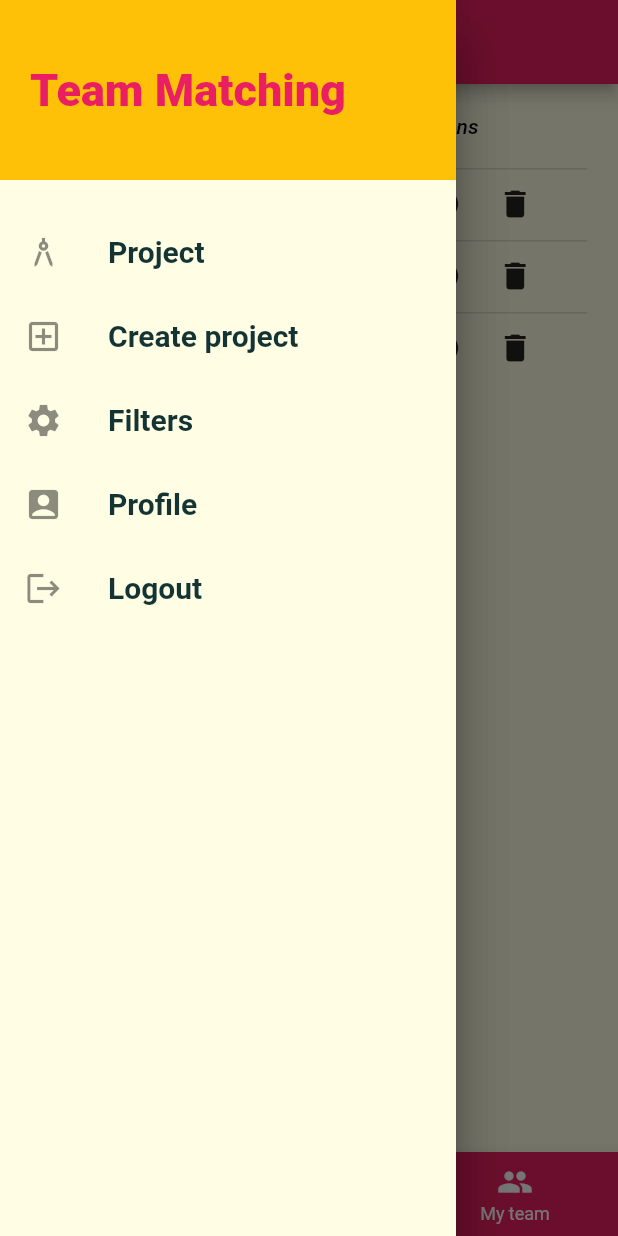
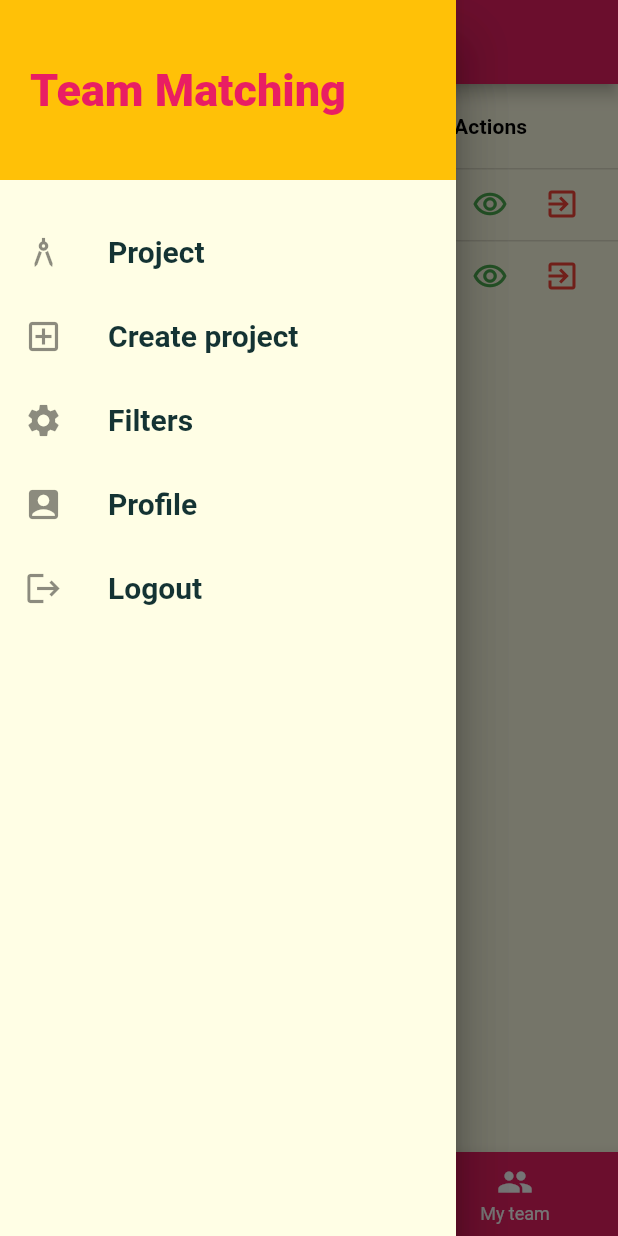
Before and after one commit to thanhngoc541/Team_Matching, a Flutter app: the ProfileScreen screen opened by its route, item 2 of the bottom bar chosen, with the side drawer open, on a phone screen of 412 x 824 dp. Run offline on Flutter 3.47's test engine with Material 2 defaults, Android fonts, the phone set to English and light mode, and no system bars; our stand-ins replace shared_preferences; accounts and stored records are empty; network calls fail; Roboto replaces fonts that are missing (Raleway, RobotoCondensed); statements that could not run were skipped.

Commit message:
fix warning

```diff
--- a/lib/main.dart
+++ b/lib/main.dart
@@ -1,5 +1,4 @@
 import 'package:flutter/material.dart';
-import 'package:team_matching/screens/profile_details_screen.dart';
 import 'package:team_matching/screens/profile_edit_screen.dart';
 import 'package:team_matching/screens/profile_screen.dart';
 import 'package:team_matching/screens/project_create_screen.dart';
--- a/lib/screens/profile_application_screen.dart
+++ b/lib/screens/profile_application_screen.dart
@@ -1,5 +1,13 @@
+import 'dart:convert';
+
 import 'package:flutter/material.dart';
-import 'package:flutter/widgets.dart';
+import 'package:shared_preferences/shared_preferences.dart';
+import 'package:team_matching/models/project.dart';
+import 'package:team_matching/models/project_summary.dart';
+// ignore: import_of_legacy_library_into_null_safe
+import 'package:http/http.dart' as http;
+import 'package:team_matching/models/university.dart';
+import 'package:team_matching/models/user.dart';
 
 class ProfileApplication extends StatefulWidget {
   const ProfileApplication({Key? key}) : super(key: key);
@@ -8,90 +16,175 @@ class ProfileApplication extends StatefulWidget {
 }
 
 class _ProfileApplicationState extends State<ProfileApplication> {
+  List<ProjectSummary> _list = [];
+  bool _isLoading = true;
+
+  @override
+  void initState() {
+    super.initState();
+    fetchAppliedProject().then((value) => setState(() {
+          _list = [..._list, ...value];
+          _isLoading = false;
+          print('asdasdsa');
+          print(_list.length);
+        }));
+  }
+
+  Future<List<ProjectSummary>> fetchAppliedProject() async {
+    SharedPreferences sharedPreferences = await SharedPreferences.getInstance();
+    String? token = sharedPreferences.getString('token');
+
+    final response = await http.get(
+      'https://startup-competition-api.azurewebsites.net/api/v1/student-in-project/current',
+      headers: {
+        'Content-Type': 'application/json',
+        'accept': 'application/json',
+        'Authorization': 'Bearer $token'
+      },
+    );
+    List<ProjectSummary> res = [];
+    if (response.statusCode == 200) {
+      List<dynamic> values;
+      values = jsonDecode(response.body);
+      if (values.isNotEmpty) {
+        for (int i = 0; i < values.length; i++) {
+          if (values[i] != null) {
+            Map<String, dynamic> map = values[i];
+            dynamic item1 = map['project'];
+            dynamic item2 = map['student'];
+            ProjectSummary project = ProjectSummary(
+                project: Project(
+                  id: item1['id'],
+                  application: item1['application'],
+                  competitionId: item1['competitionId'],
+                  contactLink: item1['contactLink'],
+                  description: item1['description'],
+                  field: item1['field'],
+                  imageUrl: item1['imageUrl'],
+                  projectSkills: item1['projectSkills'],
+                  status: item1['status'],
+                  title: item1['title'],
+                ),
+                user: item2 == null
+                    ? null
+                    : User(
+                        id: item2['id'],
+                        avatarUrl: item2['avatarUrl'],
+                        fullName: item2['fullName'] ?? "",
+                        university: University(
+                            id: item2['university']['id'],
+                            name: item2['university']['name'] ?? "")));
+            res.add(project);
+            // ProjectSummary ps = ProjectSummary(project: map['item1'], user: map['item2']);
+          }
+        }
+      }
+      return res;
+    } else {
+      // If that call was not successful, throw an error.
+      throw Exception('Failed to load projects');
+    }
+  }
 
   @override
   Widget build(BuildContext context) {
     return DataTable(
+      columnSpacing: 6,
       columns: <DataColumn>[
         DataColumn(
-          label: Text(
+          label: ConstrainedBox(
+            constraints: BoxConstraints(
+              maxWidth: 1.5 * MediaQuery.of(context).size.width / 3 - 4,
+              minWidth: 1.5 * MediaQuery.of(context).size.width / 3 - 4,
+            ),
+            child: const Text(
               'Project Name',
-            style: TextStyle(fontStyle: FontStyle.italic),
+              overflow: TextOverflow.ellipsis,
+              style: TextStyle(fontSize: 14, fontWeight: FontWeight.bold),
+            ),
           ),
         ),
         DataColumn(
-          label: Text(
+          label: ConstrainedBox(
+            constraints: BoxConstraints(
+              maxWidth: 0.5 * MediaQuery.of(context).size.width / 3 - 4,
+              minWidth: 0.5 * MediaQuery.of(context).size.width / 3 - 4,
+            ),
+            child: const Text(
               'Status',
-            style: TextStyle(fontStyle: FontStyle.italic),
+              overflow: TextOverflow.ellipsis,
+              style: TextStyle(fontSize: 14, fontWeight: FontWeight.bold),
+            ),
           ),
         ),
         DataColumn(
-          label: Text(
+          label: ConstrainedBox(
+            constraints: BoxConstraints(
+              maxWidth: MediaQuery.of(context).size.width / 3 - 4,
+              minWidth: MediaQuery.of(context).size.width / 3 - 4,
+            ),
+            child: const Text(
               'Actions',
-            style: TextStyle(fontStyle: FontStyle.italic),
+              overflow: TextOverflow.ellipsis,
+              style: TextStyle(fontSize: 14, fontWeight: FontWeight.bold),
+            ),
           ),
         ),
       ],
-      rows:  <DataRow>[
-        DataRow(
+      rows: <DataRow>[
+        buildRowItem(context),
+        buildRowItem(context),
+        ..._list
+            .map(
+              (e) => buildRowItem(context),
+            )
+            .toList(),
+      ],
+    );
+  }
+
+  DataRow buildRowItem(BuildContext context) {
+    return DataRow(
       cells: <DataCell>[
-            DataCell(Text('Sarah')),
-            DataCell(Text('Pending')),
         DataCell(
-              Row(
+          ConstrainedBox(
+            constraints: BoxConstraints(
+              maxWidth: 1.5 * MediaQuery.of(context).size.width / 3 - 4,
+              minWidth: 1.5 * MediaQuery.of(context).size.width / 3 - 4,
+            ), //SET max width
+            child: const Text('very long text blah blah blah blah blah blah',
+                overflow: TextOverflow.ellipsis),
+          ),
+        ),
+        DataCell(
+          ConstrainedBox(
+            constraints: BoxConstraints(
+              maxWidth: 0.5 * MediaQuery.of(context).size.width / 3 - 4,
+              minWidth: 0.5 * MediaQuery.of(context).size.width / 3 - 4,
+            ),
+            child: const Text('Pending',
+                overflow: TextOverflow.ellipsis, style: TextStyle(color: Colors.green)),
+          ),
+        ),
+        DataCell(
+          ConstrainedBox(
+            constraints: BoxConstraints(
+              maxWidth: MediaQuery.of(context).size.width / 3 - 4,
+              minWidth: MediaQuery.of(context).size.width / 3 - 4,
+            ), //SET max width
+            child: Row(
               children: <Widget>[
                 IconButton(
-                    icon: Icon(Icons.arrow_circle_right),
+                  icon: const Icon(Icons.remove_red_eye_outlined, color: Colors.green),
                   onPressed: () {},
                 ),
                 IconButton(
-                    icon: Icon(Icons.delete),
+                  icon: const Icon(Icons.exit_to_app, color: Colors.red),
                   onPressed: () {},
                 ),
               ],
             ),
           ),
-          ],
-        ),
-        DataRow(
-          cells: <DataCell>[
-            DataCell(Text('Janine')),
-            DataCell(Text('Pending')),
-            DataCell(
-              Row(
-                children: <Widget>[
-                  IconButton(
-                    icon: Icon(Icons.arrow_circle_right),
-                    onPressed: () {},
-                  ),
-                  IconButton(
-                    icon: Icon(Icons.delete),
-                    onPressed: () {},
-                  ),
-                ],
-              ),
-            ),
-          ],
-        ),
-        DataRow(
-          cells: <DataCell>[
-            DataCell(Text('William')),
-            DataCell(Text('Pending')),
-            DataCell(
-              Row(
-                children: <Widget>[
-                  IconButton(
-                    icon: Icon(Icons.arrow_circle_right),
-                    onPressed: () {},
-                  ),
-                  IconButton(
-                    icon: Icon(Icons.delete),
-                    onPressed: () {},
-                  ),
-                ],
-              ),
-            ),
-          ],
         ),
       ],
     );
--- a/lib/screens/profile_details_screen.dart
+++ b/lib/screens/profile_details_screen.dart
@@ -3,13 +3,11 @@ import 'package:team_matching/models/university.dart';
 import 'package:team_matching/models/user.dart';
 import 'package:shared_preferences/shared_preferences.dart';
 import 'package:team_matching/screens/profile_edit_screen.dart';
-import 'package:team_matching/screens/projects_screen.dart';
-import 'package:team_matching/screens/recommended_projects_screen.dart';
 import 'package:team_matching/widgets/button_widget.dart';
 import 'package:team_matching/widgets/profile_widget.dart';
 import '../models/user.dart';
+// ignore: import_of_legacy_library_into_null_safe
 import 'package:http/http.dart' as http;
-import '../widgets/main_drawer.dart';
 import 'dart:convert';
 
 class ProfileDetailScreen extends StatefulWidget {
@@ -22,7 +20,7 @@ class ProfileDetailScreen extends StatefulWidget {
 
 class _ProfileDetailScreenState extends State<ProfileDetailScreen> {
   late TextEditingController _controller;
-  late User user = new User(id: -1);
+  late User user = const User(id: -1);
   bool _isLoading = true;
 
   @override
--- a/lib/screens/profile_screen.dart
+++ b/lib/screens/profile_screen.dart
@@ -2,8 +2,6 @@ import 'package:flutter/material.dart';
 import 'package:team_matching/screens/profile_application_screen.dart';
 import 'package:team_matching/screens/profile_details_screen.dart';
 import 'package:team_matching/screens/recommended_projects_screen.dart';
-// ignore: import_of_legacy_library_into_null_safe
-import 'package:http/http.dart' as http;
 import '../widgets/main_drawer.dart';
 
 class ProfileScreen extends StatefulWidget {
--- a/lib/screens/project_detail_screen.dart
+++ b/lib/screens/project_detail_screen.dart
@@ -84,7 +84,7 @@ class _ProjectDetailScreenState extends State<ProjectDetailScreen> {
 
   Future<List<Comment>> fetchProjectComments(projectId) async {
     final response = await http.get(
-      'https://startup-competition-api.azurewebsites.net/api/v1/projects/$projectId/comments?page=$_pageIndex&page-size=10',
+      'https://startup-competition-api.azurewebsites.net/api/v1/projects/$projectId/comments?page=$_pageIndex&page-size=100',
     );
     List<Comment> res = [];
     if (response.statusCode == 200) {
--- a/lib/widgets/button_widget.dart
+++ b/lib/widgets/button_widget.dart
@@ -13,9 +13,9 @@ class ButtonWidget extends StatelessWidget {
   @override
   Widget build(BuildContext context) => ElevatedButton(
         style: ElevatedButton.styleFrom(
-          shape: StadiumBorder(),
+          shape: const StadiumBorder(),
           onPrimary: Colors.white,
-          padding: EdgeInsets.symmetric(horizontal: 32, vertical: 12),
+          padding: const EdgeInsets.symmetric(horizontal: 32, vertical: 12),
         ),
         child: Text(text),
         onPressed: onClicked,
--- a/lib/widgets/textfield_widget.dart
+++ b/lib/widgets/textfield_widget.dart
@@ -41,7 +41,7 @@ class _TextFieldWidgetState extends State<TextFieldWidget> {
         children: [
           Text(
             widget.label,
-            style: TextStyle(fontWeight: FontWeight.bold, fontSize: 16),
+            style: const TextStyle(fontWeight: FontWeight.bold, fontSize: 16),
           ),
           const SizedBox(height: 8),
           TextField(
```
Also changed, not shown: lib/screens/profile_edit_screen.dart (+4 -5 lines), lib/screens/project_create_screen.dart (+29 -60 lines), lib/screens/projects_screen.dart (+2 -9 lines), lib/widgets/profile_widget.dart (+2 -8 lines). Lines whose indentation alone changed are shown as unchanged.
